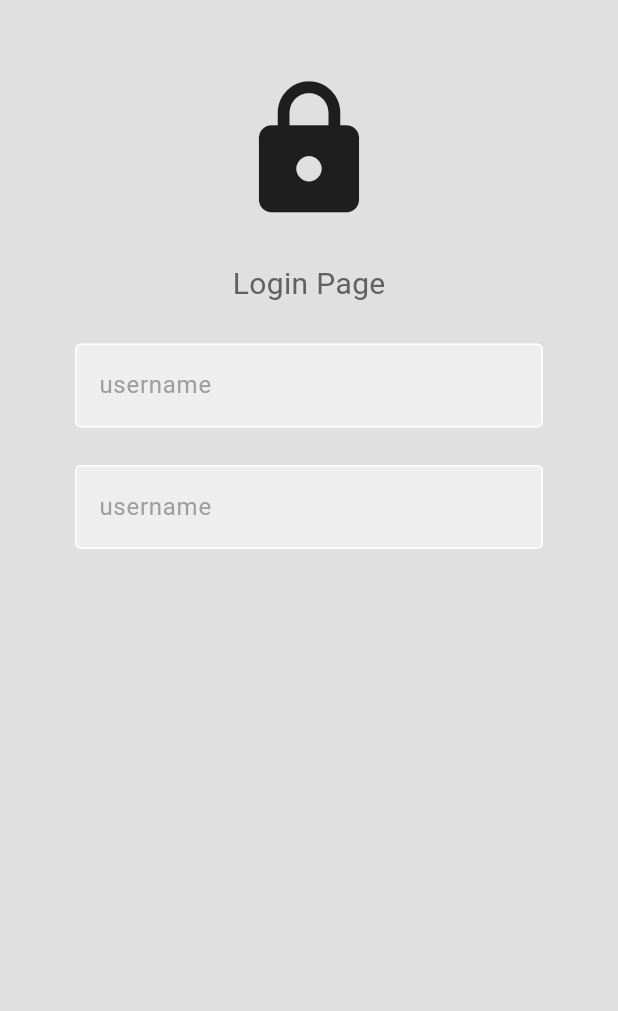
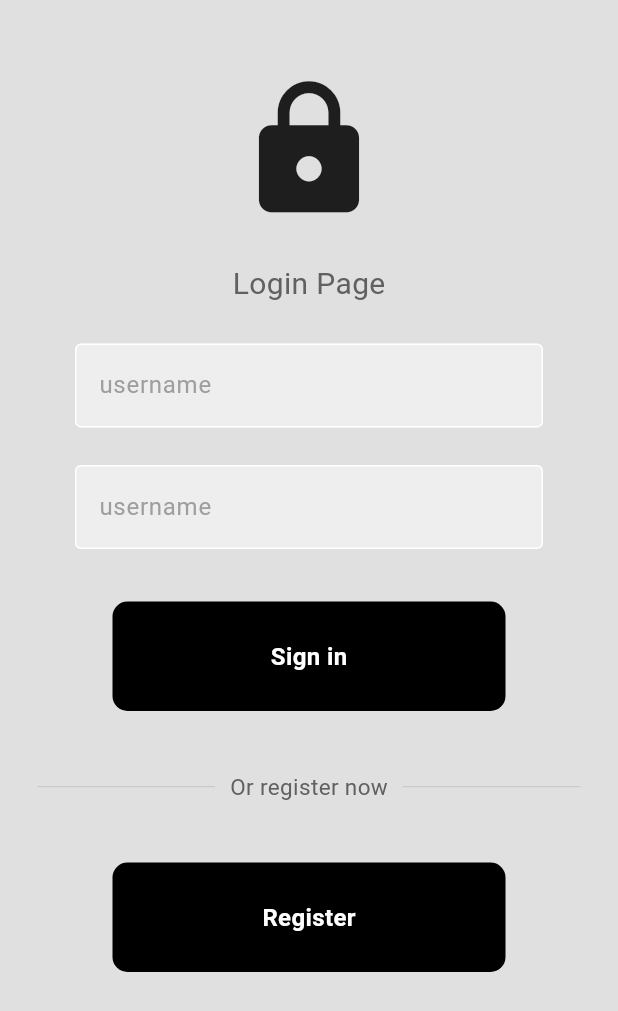
Before and after one commit to NicolasBadot/Internationnal-challenges, a Flutter app: the screen it shows after launch, on a phone screen of 412 x 824 dp. Shown: the top 1011 px of the screen. Run offline on Flutter 3.47's test engine with Material 3 defaults, Android fonts, the phone set to English and light mode, and no system bars.

Commit message:
Finished login page front

```diff
--- /dev/null
+++ b/lib/Components/my_button.dart
@@ -0,0 +1,29 @@
+import 'package:flutter/material.dart';
+
+class MyButton extends StatelessWidget {
+  final Function()? onTap;
+  final String buttonText;
+
+  const MyButton({super.key, required this.onTap, required this.buttonText});
+
+  @override
+  Widget build(BuildContext context) {
+    return GestureDetector(
+        onTap: onTap,
+        child: Container(
+            padding: EdgeInsets.all(25),
+            margin: EdgeInsets.symmetric(horizontal: 75),
+            decoration: BoxDecoration(
+                color: Colors.black, borderRadius: BorderRadius.circular(10)),
+            child: Center(
+              child: Text(
+                buttonText,
+                style: TextStyle(
+                  color: Colors.white,
+                  fontSize: 16,
+                  fontWeight: FontWeight.bold,
+                ),
+              ),
+            )));
+  }
+}
--- a/lib/Pages/login.dart
+++ b/lib/Pages/login.dart
@@ -1,4 +1,5 @@
 import 'package:flutter/material.dart';
+import 'package:internationnalchallenges/Components/my_button.dart';
 import 'package:internationnalchallenges/Components/my_textfield.dart';
 
 class LoginPage extends StatelessWidget {
@@ -7,6 +8,12 @@ class LoginPage extends StatelessWidget {
   //text editing controller
   final usernameController = TextEditingController();
   final passwordController = TextEditingController();
+
+  //Sign user in
+  void signUser() {}
+
+  //send to the register page
+  void registerPage() {}
 
   @override
   Widget build(BuildContext context) {
@@ -53,9 +60,49 @@ class LoginPage extends StatelessWidget {
                 obscureText: true,
               ),
 
-              // enter
+              const SizedBox(height: 35),
 
-              // sign in or forgot password
+              MyButton(
+                onTap: signUser,
+                buttonText: "Sign in",
+              ),
+
+              const SizedBox(height: 40),
+
+              Padding(
+                  padding: const EdgeInsets.symmetric(horizontal: 25),
+                child: Row(
+                  children: [
+                    Expanded(
+                      child: Divider(
+                        thickness: 0.5,
+                        color: Colors.grey[400],
+                      ),
+                    ),
+                    Padding(
+                      padding: const EdgeInsets.symmetric(horizontal: 10),
+                      child: Text(
+                        'Or register now',
+                        style: TextStyle(color: Colors.grey[700], fontSize: 15),
+                      )
+                    ),
+                    Expanded(
+                      child: Divider(
+                        thickness: 0.5,
+                        color: Colors.grey[400],
+                      ),
+                    ),
+                  ],
+                )
+              ),
+
+              const SizedBox(height: 40),
+
+              MyButton(
+                onTap: registerPage,
+                buttonText: "Register",
+              ),
+
             ],
           ),
         )));
```
